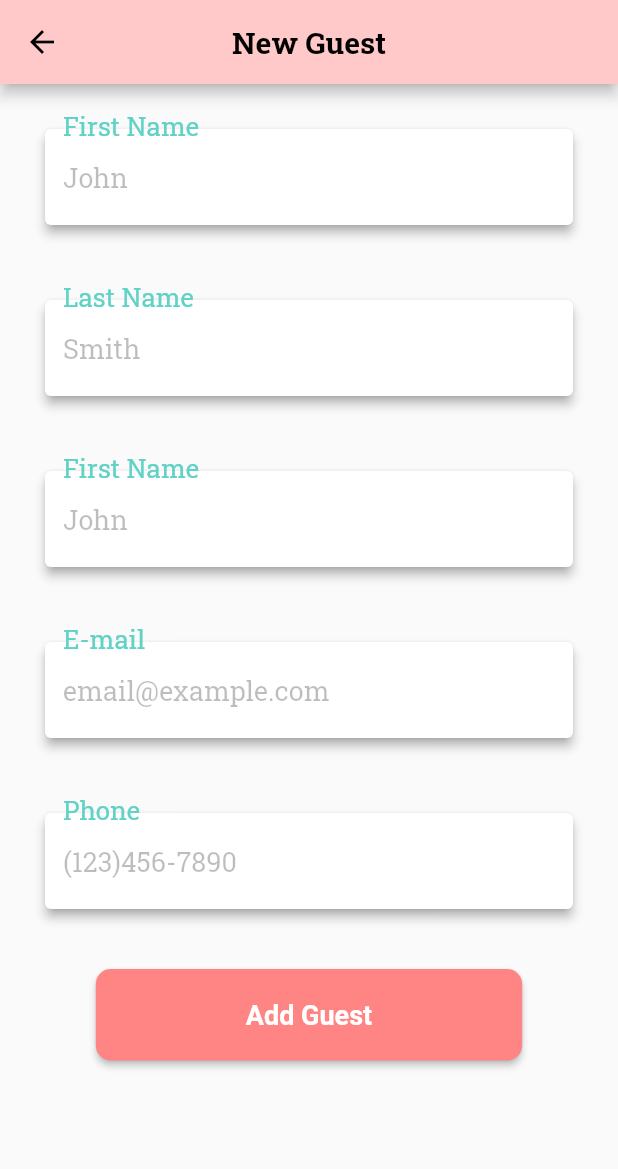
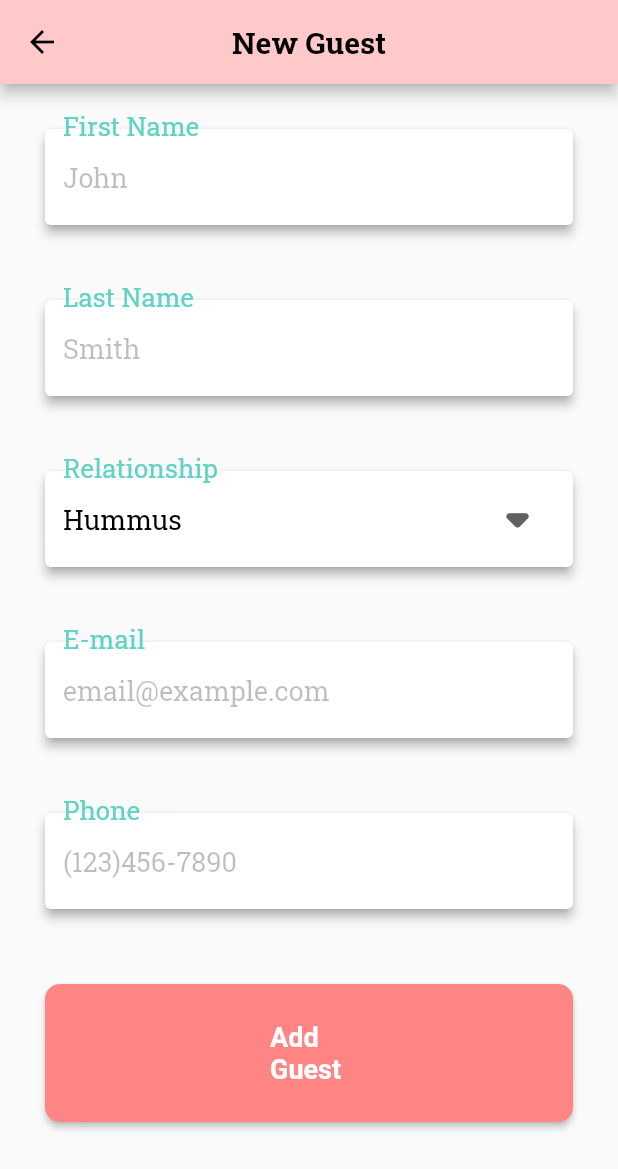
Before and after one commit to oyousef25/LoveBirdsApp, a Flutter app: the screen it shows after launch, item 3 of the bottom bar chosen, after a tap on the "add" icon, on a phone screen of 412 x 824 dp. Shown: the top 1169 px of the screen. Run offline on Flutter 3.47's test engine with Material 2 defaults, Android fonts, the phone set to English and light mode, and no system bars.

Commit message:
#3 Complete new guest page UI *New guest page now looks like the prototype

```diff
--- a/lib/guests.dart
+++ b/lib/guests.dart
@@ -122,7 +122,7 @@ class _GuestsPageState extends State<GuestsPage> {
           );
         },
         backgroundColor: Constants.lightSecondary,
-        child: Icon(Icons.add, size: 50.0),
+        child: Icon(Icons.add, size: 50.0, color: Colors.white,),
       ),
     );
   }
@@ -296,9 +296,19 @@ class GuestDetailsScreen extends StatelessWidget {
   }
 }
 
-class AddGuestScreen extends StatelessWidget {
+class AddGuestScreen extends StatefulWidget {
+  const AddGuestScreen({Key? key}) : super(key: key);
+
+  @override
+  State<StatefulWidget> createState() {
+    return _AddGuestState();
+  }
+}
+
+class _AddGuestState extends State<AddGuestScreen> {
   /// Form key for validation of guest info
   final GlobalKey<FormState> _guestFormKey = GlobalKey<FormState>();
+  String guestRelationship = 'Hummus';
 
   @override
   Widget build(BuildContext context) {
@@ -317,6 +327,8 @@ class AddGuestScreen extends StatelessWidget {
             child: Column(
               children: <Widget>[
                 Padding(padding: EdgeInsets.symmetric(vertical: 15.0)),
+
+                /// Guest's first name
                 Material(
                   shadowColor: Colors.grey,
                   elevation: 3.0,
@@ -343,6 +355,8 @@ class AddGuestScreen extends StatelessWidget {
                   ),
                 ),
                 Padding(padding: EdgeInsets.symmetric(vertical: 25.0)),
+
+                /// Guest's last name
                 Material(
                   shadowColor: Colors.grey,
                   elevation: 3.0,
@@ -369,32 +383,49 @@ class AddGuestScreen extends StatelessWidget {
                   ),
                 ),
                 Padding(padding: EdgeInsets.symmetric(vertical: 25.0)),
+
+                /// Guest's relationship
                 Material(
                   shadowColor: Colors.grey,
                   elevation: 3.0,
                   borderRadius: BorderRadius.all(Radius.circular(5.0)),
-                child: TextFormField(
+                  child: DropdownButtonFormField<String>(
                     decoration: const InputDecoration(
                       border: OutlineInputBorder(
                         borderSide: BorderSide.none,
                       ),
-                    labelText: 'First Name',
+                      labelText: 'Relationship',
                       floatingLabelBehavior: FloatingLabelBehavior.always,
                       labelStyle: Constants.formLabelStyle,
-                    hintText: 'John',
-                    hintStyle: Constants.formHintStyle,
                       fillColor: Colors.white,
                       filled: true,
+                      isDense: true,
+                      contentPadding: EdgeInsets.only(left: 12.0, top: 12.0, right: 12.0, bottom: 2.0),
                     ),
-                  validator: (String? value) {
-                    if (value == null || value.isEmpty) {
-                      return 'Name cannot be empty';
-                    }
-                    return null;
+                    iconSize: 50.0,
+                    value: guestRelationship,
+                    focusNode: FocusNode(), // Hack to not focus dropdown after selection
+                    icon: const Icon(Icons.arrow_drop_down_rounded),
+                    elevation: 16,
+                    style: Constants.formDropdownStyle,
+                    onChanged: (String? newValue) {
+                      setState(() {
+                        guestRelationship = newValue!;
+                      });
                     },
+                    items: <String>['Hummus', 'Sister', 'Brother', 'Unspecified']
+                        .map<DropdownMenuItem<String>>((String value) {
+                      return DropdownMenuItem<String>(
+                        value: value,
+                        child: Text(value,
+                          style: Constants.formDropdownStyle,),
+                      );
+                    }).toList(),
                   ),
                 ),
                 Padding(padding: EdgeInsets.symmetric(vertical: 25.0)),
+
+                /// Guest's email
                 Material(
                   shadowColor: Colors.grey,
                   elevation: 3.0,
@@ -421,6 +452,8 @@ class AddGuestScreen extends StatelessWidget {
                   ),
                 ),
                 Padding(padding: EdgeInsets.symmetric(vertical: 25.0)),
+
+                /// Guest's phone number
                 Material(
                   shadowColor: Colors.grey,
                   elevation: 3.0,
@@ -440,14 +473,14 @@ class AddGuestScreen extends StatelessWidget {
                     ),
                     validator: (String? value) {
                       if (value == null || value.isEmpty) {
-                      return 'Phone cannot be empty';
+                        return 'Phone # cannot be empty';
                       }
                       return null;
                     },
                   ),
                 ),
                 Padding(
-                padding: const EdgeInsets.symmetric(vertical: 40.0),
+                  padding: const EdgeInsets.symmetric(vertical: 50.0),
                   child: ElevatedButton(
                       onPressed: () {
                         // Validate will return true if the form is valid, or false if
@@ -464,7 +497,7 @@ class AddGuestScreen extends StatelessWidget {
                           ),
                         ),
                         backgroundColor: MaterialStateProperty.all<Color>(Constants.buttonRed),
-                      padding: MaterialStateProperty.all<EdgeInsets>(EdgeInsets.symmetric(vertical: 20.0, horizontal: 100.0)),
+                        padding: MaterialStateProperty.all<EdgeInsets>(EdgeInsets.symmetric(vertical: 25.0, horizontal: 150.0)),
                       )
                   ),
                 ),
--- a/lib/helper/constants.dart
+++ b/lib/helper/constants.dart
@@ -71,6 +71,8 @@ class Constants {
   static const formLabelStyle = TextStyle(fontSize: 23, fontWeight: FontWeight.normal, color: darkSecondary);
   /// Form hint TextStyle
   static const formHintStyle = TextStyle(fontSize: 18, fontWeight: FontWeight.normal, color: Colors.black26);
+  /// Form hint TextStyle
+  static const formDropdownStyle = TextStyle(fontFamily: 'Roboto Slab', fontSize: 18, fontWeight: FontWeight.normal, color: Colors.black);
 
   /// Budget Expense TextStyle
   static const budgetExpense = TextStyle(fontWeight: FontWeight.bold, fontSize: 24.0, color: darkSecondary);
```
Lines whose indentation alone changed are shown as unchanged.
